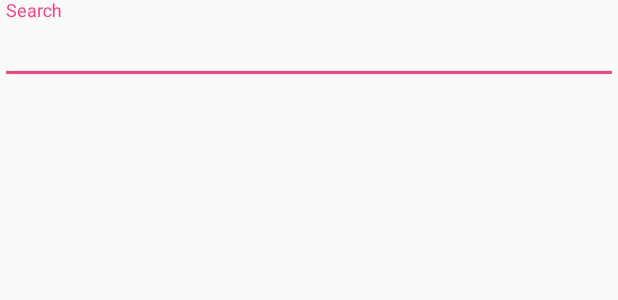
After one commit to cs680fam/team-repo, an Android app: the layout content_food_search.xml on its own in the app's theme, with its tools: preview values and no code run, on a phone screen of 412 x 824 dp. The commit adds this screen. Shown: the top 300 px of the screen. Run offline under Robolectric (Android 15) with nearby library versions, the phone set to English and light mode, and no system bars; network calls fail.

Commit message:
Food search implementation

```diff
--- a/app/build.gradle
+++ b/app/build.gradle
@@ -22,7 +22,10 @@ dependencies {
     implementation fileTree(dir: 'libs', include: ['*.jar'])
     implementation 'com.android.support:appcompat-v7:26.1.0'
     implementation 'com.android.support.constraint:constraint-layout:1.0.2'
+    implementation 'com.android.support:design:26.1.0'
     testImplementation 'junit:junit:4.12'
     androidTestImplementation 'com.android.support.test:runner:1.0.1'
     androidTestImplementation 'com.android.support.test.espresso:espresso-core:3.0.1'
+    compile 'com.android.volley:volley:1.1.0'
+    compile 'com.google.code.gson:gson:2.8.2'
 }
--- /dev/null
+++ b/app/src/main/res/layout/content_food_search.xml
@@ -0,0 +1,43 @@
+<?xml version="1.0" encoding="utf-8"?>
+<android.support.constraint.ConstraintLayout xmlns:android="http://schemas.android.com/apk/res/android"
+    xmlns:app="http://schemas.android.com/apk/res-auto"
+    xmlns:tools="http://schemas.android.com/tools"
+    android:layout_width="match_parent"
+    android:layout_height="match_parent"
+    app:layout_behavior="@string/appbar_scrolling_view_behavior"
+    tools:context="com.example.nicollettedessy.projectidea.FoodSearchActivity"
+    tools:showIn="@layout/activity_food_search">
+    <LinearLayout
+        android:layout_width="match_parent"
+        android:layout_height="match_parent"
+        android:layout_marginBottom="12dp"
+        android:orientation="vertical"
+        app:layout_constraintBottom_toBottomOf="parent"
+        app:layout_constraintEnd_toEndOf="parent">
+
+        <android.support.design.widget.TextInputLayout
+            android:layout_width="match_parent"
+            android:layout_height="wrap_content">
+
+            <android.support.design.widget.TextInputEditText
+                android:id="@+id/etSearchCriteria"
+                android:layout_width="match_parent"
+                android:layout_height="wrap_content"
+                android:ems="10"
+                android:inputType="text"
+                android:hint="@string/search" />
+
+        </android.support.design.widget.TextInputLayout>
+
+        <TextView xmlns:android="http://schemas.android.com/apk/res/android"
+            android:id="@+id/label"
+            android:layout_width="fill_parent"
+            android:layout_height="fill_parent"
+            android:padding="10dip"
+            android:textSize="16dip"
+            android:textStyle="bold">
+        </TextView>
+    </LinearLayout>
+
+
+</android.support.constraint.ConstraintLayout>
--- /dev/null
+++ b/app/src/main/res/values/dimens.xml
@@ -0,0 +1,3 @@
+<resources>
+    <dimen name="fab_margin">16dp</dimen>
+</resources>
--- a/app/src/main/res/values/strings.xml
+++ b/app/src/main/res/values/strings.xml
@@ -1,3 +1,5 @@
 <resources>
     <string name="app_name">ProjectIdea</string>
+    <string name="title_activity_food_search">Food Search</string>
+    <string name="search">Search</string>
 </resources>
--- a/app/src/main/res/values/styles.xml
+++ b/app/src/main/res/values/styles.xml
@@ -8,4 +8,13 @@
         <item name="colorAccent">@color/colorAccent</item>
     </style>
 
+    <style name="AppTheme.NoActionBar">
+        <item name="windowActionBar">false</item>
+        <item name="windowNoTitle">true</item>
+    </style>
+
+    <style name="AppTheme.AppBarOverlay" parent="ThemeOverlay.AppCompat.Dark.ActionBar" />
+
+    <style name="AppTheme.PopupOverlay" parent="ThemeOverlay.AppCompat.Light" />
+
 </resources>
```
Also changed, not shown: app/src/main/AndroidManifest.xml (+10 -4 lines), app/src/main/java/com/example/nicollettedessy/projectidea/FoodSearchActivity.java (added, +65 -0 lines), app/src/main/java/com/example/nicollettedessy/projectidea/GsonRequest.java (added, +58 -0 lines), app/src/main/java/com/example/nicollettedessy/projectidea/HttpRequestQueue.java (added, +40 -0 lines), app/src/main/java/com/example/nicollettedessy/projectidea/data/entities/SearchResponse.java (added, +9 -0 lines), app/src/main/java/com/example/nicollettedessy/projectidea/data/entities/SearchResponseList.java (added, +18 -0 lines), app/src/main/java/com/example/nicollettedessy/projectidea/data/entities/SearchResponseListItem.java (added, +12 -0 lines), app/src/main/java/com/example/nicollettedessy/projectidea/data/repositories/USDAFoodCompositionRepository.java (added, +44 -0 lines), app/src/main/res/layout/activity_food_search.xml (added, +33 -0 lines), 2 other files.
